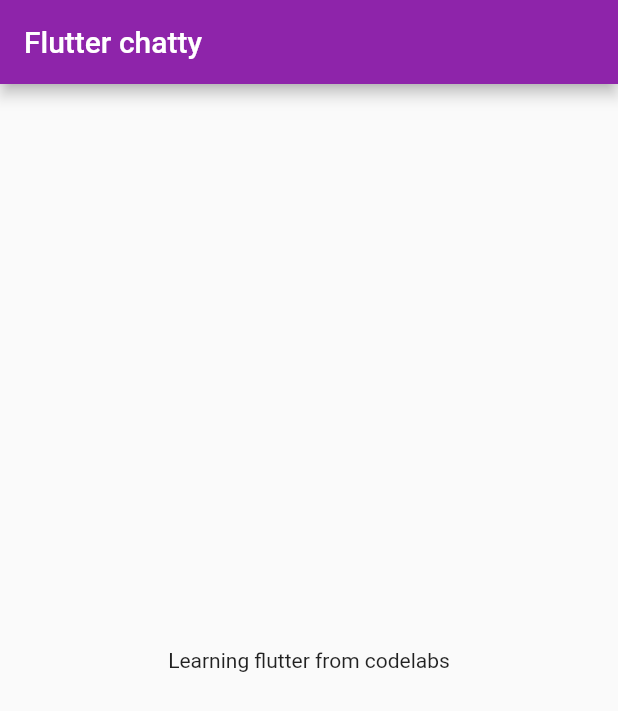
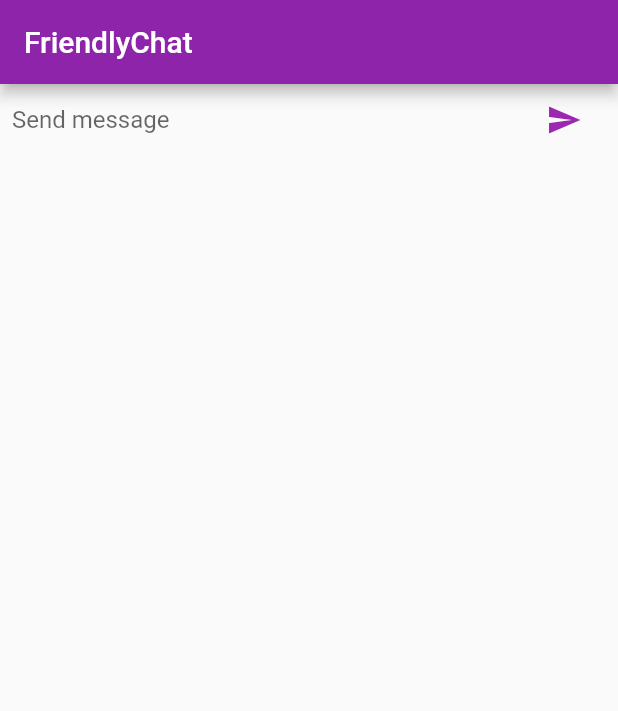
Before and after one commit to amitmaurya7374/flutter-app-ui, a Flutter app: the screen it shows after launch, on a phone screen of 412 x 824 dp. Shown: the top 711 px of the screen. Run offline on Flutter 3.47's test engine with Material 2 defaults, Android fonts, the phone set to English and light mode, and no system bars.

Commit message:
second commit

```diff
--- a/lib/main.dart
+++ b/lib/main.dart
@@ -4,12 +4,57 @@ import 'package:flutter/material.dart';
 void main() {
   runApp(MyApp());
 }
+String _name = 'amit';
 class MyApp extends StatelessWidget {
+  @override
+  Widget build(BuildContext context) {
+    return FriendlyChatApp();
+  }
+}
+
+class FriendlyChatApp extends StatelessWidget {
+  const FriendlyChatApp({
+    Key key,
+  }) : super(key: key);
+
   @override
   Widget build(BuildContext context) {
     return MaterialApp(
       debugShowCheckedModeBanner: false,
-      home:MainPage() ,
+      theme: ThemeData(primarySwatch: Colors.purple),
+      home: ChatScreen(),
     );
   }
 }
+
+class ChatMessage extends StatelessWidget {
+  final String text;
+  ChatMessage({this.text});
+  @override
+  Widget build(BuildContext context) {
+    return Container(
+      margin: const EdgeInsets.symmetric(vertical: 8.0),
+      child: Row(
+        crossAxisAlignment: CrossAxisAlignment.start,
+        children: <Widget>[
+          Container(
+            margin: const EdgeInsets.only(right: 16.0),
+            child: CircleAvatar(
+              child: Text(_name[0]),
+            ),
+          ),
+          Column(
+            crossAxisAlignment: CrossAxisAlignment.start,
+            children: <Widget>[
+              Text(_name, style: Theme.of(context).textTheme.headline4),
+              Container(
+                margin: EdgeInsets.only(top: 5.0),
+                child: Text(text),
+              ),
+            ],
+          ),
+        ],
+      ),
+    );
+  }
+}
--- a/lib/screens/mainpage.dart
+++ b/lib/screens/mainpage.dart
@@ -1,15 +1,58 @@
 import 'package:flutter/material.dart';
 
-class MainPage extends StatelessWidget {
+class ChatScreen extends StatefulWidget {
+  @override
+  _ChatScreenState createState() => _ChatScreenState();
+}
+
+class _ChatScreenState extends State<ChatScreen> {
+  //reading the contents of the input field and
+  //for clearing the field after the chat message is sent.
+
+  final _textController = TextEditingController();
+
+  ///this method clear the textfield  when enter is pressed
+  void _handleSubmitted(String text) {
+    print(text);
+    _textController.clear();
+  }
+
   @override
   Widget build(BuildContext context) {
     return Scaffold(
       appBar: AppBar(
         backgroundColor: Colors.purple[600],
-        title: Text('Flutter chatty'),
+        title: Text('FriendlyChat'),
       ),
-      body: Center(
-        child: Text('Learning flutter from codelabs'),
+      body: _buildTextComposer(),
+    );
+  }
+
+  Widget _buildTextComposer() {
+    return Container(
+      margin: EdgeInsets.symmetric(
+        horizontal: 8.0,
+      ),
+      child: Row(
+        children: [
+          Flexible(
+            child: TextField(
+              controller: _textController,
+              onSubmitted: _handleSubmitted,
+              decoration: InputDecoration.collapsed(hintText: 'Send message'),
+            ),
+          ),
+          IconTheme(
+            data: IconThemeData(color: Theme.of(context).accentColor),
+            child: Container(
+              margin: const EdgeInsets.symmetric(horizontal: 4.0),
+              child: IconButton(
+                icon: Icon(Icons.send),
+                onPressed: () => _handleSubmitted(_textController.text),
+              ),
+            ),
+          ),
+        ],
       ),
     );
   }
```
